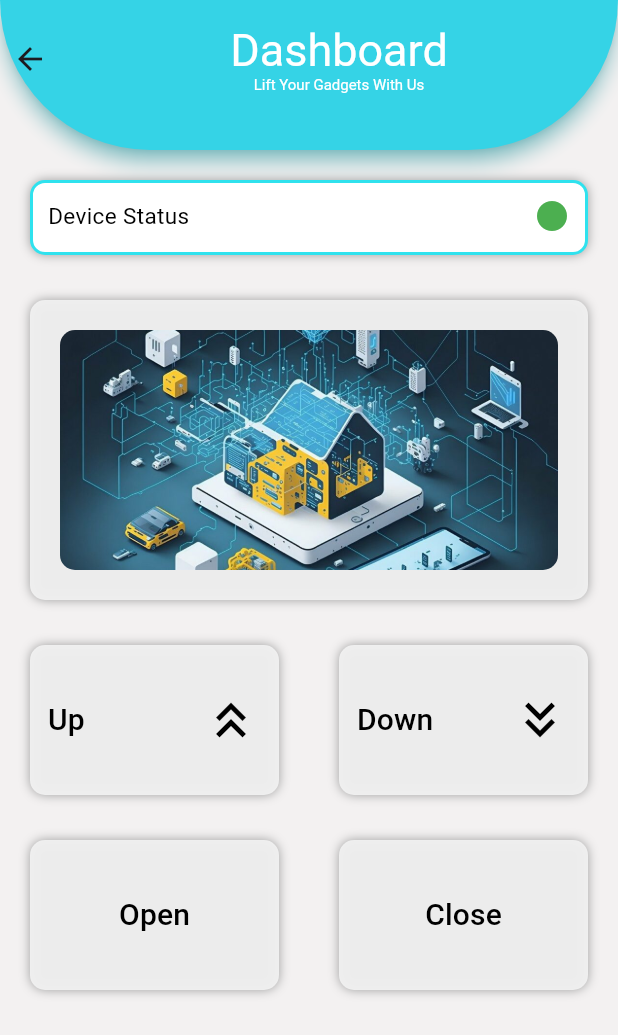
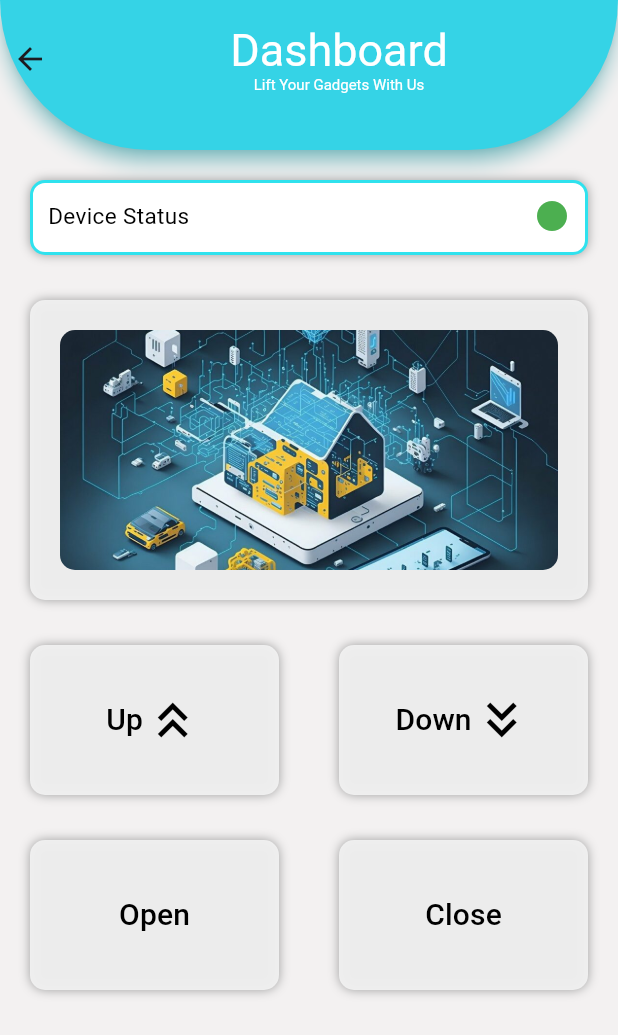
Before and after one commit to younes-damouna/gad-lift, a Flutter app: the DashboardScreen screen opened directly, on a phone screen of 412 x 824 dp. Shown: the top 1035 px of the screen. Run offline on Flutter 3.47's test engine with Material 3 defaults, Android fonts, the phone set to English and light mode, and no system bars; our stand-ins replace dio, firebase_core, firebase_messaging, fl_chart, flutter_secure_storage, flutter_svg and 2 more; accounts and stored records are empty.

Commit message:
frontend: fixed dahboard secondary button alignment

```diff
--- a/mobile_app/lib/helpers/api/services/update_profile.service.dart
+++ b/mobile_app/lib/helpers/api/services/update_profile.service.dart
@@ -8,7 +8,7 @@ import 'package:mobile_app/helpers/storage/secure.storage.dart';
 
 abstract class UserService {
   static Future updateUser(String? firstName, String? lastName, String? email,
-      String id, XFile? pickedFile) async {
+      String id, XFile? pickedFile,String? mobileNumber) async {
     try {
       FormData formData = FormData();
       if (pickedFile != null) {
@@ -18,12 +18,15 @@ abstract class UserService {
                   pickedFile.name.toString().replaceAll(' ', '').toLowerCase()),
           "first_name": firstName,
           "last_name": lastName,
+          "mobile_number":mobileNumber,
           "email": email,
         });
       } else {
         formData = FormData.fromMap({
           "first_name": firstName,
           "last_name": lastName,
+                    "mobile_number":mobileNumber,
+
           "email": email,
         });
       }
--- a/mobile_app/lib/screens/profile.screen.dart
+++ b/mobile_app/lib/screens/profile.screen.dart
@@ -72,6 +72,8 @@ class _ProfileScreenState extends State<ProfileScreen> {
                 emailController.text,
                 id,
                 pickedFile,
+                phoneController.text
+
               );
 
               final user = User.fromJson(response['user']);
--- a/mobile_app/lib/widgets/common/secondary_button.widget.dart
+++ b/mobile_app/lib/widgets/common/secondary_button.widget.dart
@@ -44,13 +44,14 @@ class _SecondaryButtonState extends State<SecondaryButton> {
               MaterialStatePropertyAll(Color.fromARGB(67, 47, 225, 238)),
         ),
         child: Row(
-          mainAxisAlignment: MainAxisAlignment.spaceBetween,
+          mainAxisAlignment: MainAxisAlignment.center,
           children: [
             ButtonTitle(
               title: widget.text,
               size: 20,
               color: Colors.black,
             ),
+            // SizedBox(width: 10,),
             Icon(
               widget.icon,
               color: Colors.black,
```
